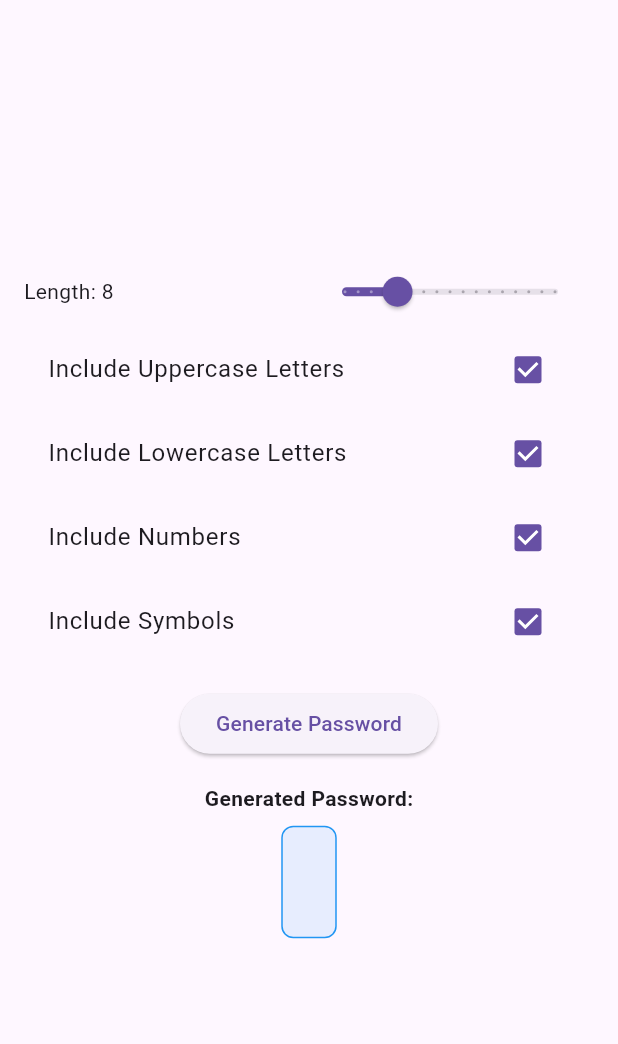
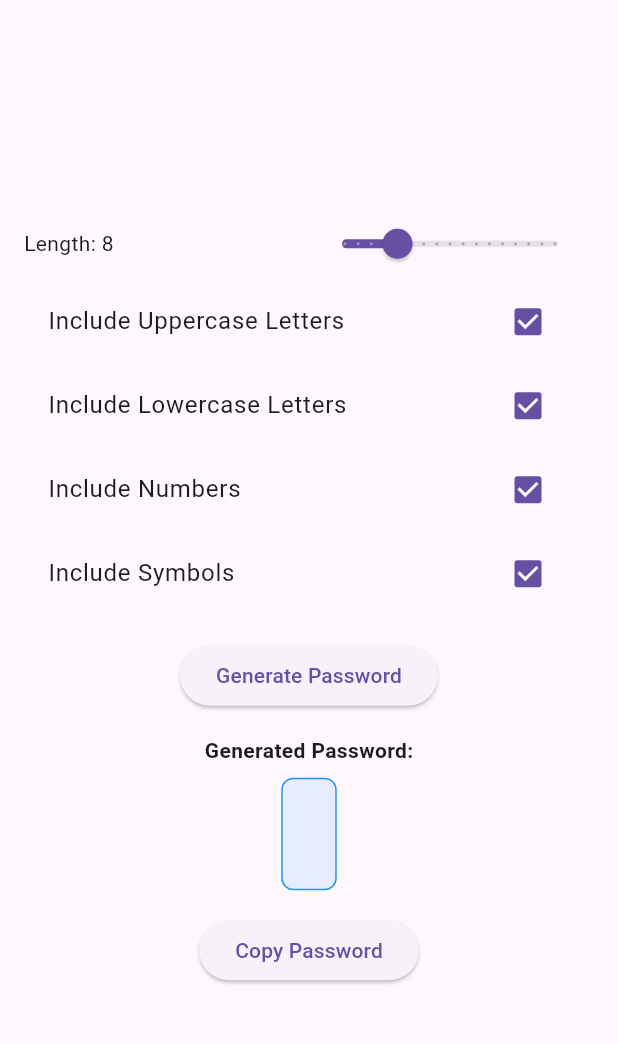
Before and after one commit to CODERGURU26/Password-Generator, a Flutter app: the screen it shows after launch, on a phone screen of 412 x 824 dp, the part 63-1107 px from its top. Run offline on Flutter 3.47's test engine with Material 3 defaults, Android fonts, the phone set to English and light mode, and no system bars.

Commit message:
Update main.dart

```diff
--- a/lib/main.dart
+++ b/lib/main.dart
@@ -1,5 +1,7 @@
+
 import 'dart:math';
 import 'package:flutter/material.dart';
+import 'package:flutter/services.dart'; // Import for clipboard functionality
 
 void main() {
   runApp(PasswordGeneratorApp());
@@ -50,6 +52,14 @@ class _PasswordGeneratorState extends State<PasswordGenerator> {
     final length = _passwordLength.toInt();
     setState(() {
       _generatedPassword = _generatePassword(length);
+    });
+  }
+
+  void _copyToClipboard() {
+    Clipboard.setData(ClipboardData(text: _generatedPassword)).then((_) {
+      ScaffoldMessenger.of(context).showSnackBar(
+        SnackBar(content: Text('Password copied to clipboard!')),
+      );
     });
   }
 
@@ -141,6 +151,11 @@ class _PasswordGeneratorState extends State<PasswordGenerator> {
                 textAlign: TextAlign.center,
               ),
             ),
+            SizedBox(height: 16.0),
+            ElevatedButton(
+              onPressed: _copyToClipboard,
+              child: Text('Copy Password'),
+            ),
           ],
         ),
       ),
```
